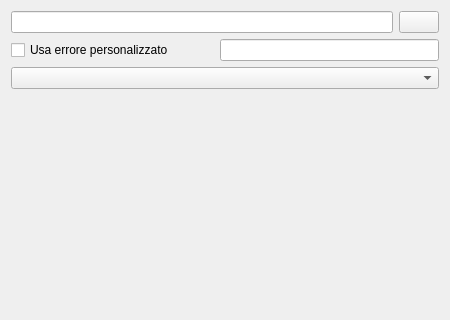
melko/qfit, file src/gui/maindialog_noqwt.ui: the form before one commit; both pictures show x 0 to 450 and y 0 to 320 of the 450 by 550 pixel window.
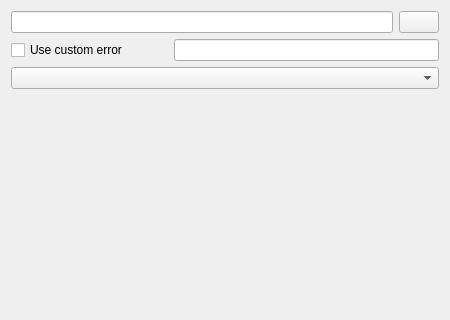
The form after the commit. Icons and pictures are not drawn.

Patch:
```diff
--- a/src/gui/maindialog_noqwt.ui
+++ b/src/gui/maindialog_noqwt.ui
@@ -89,7 +89,7 @@
           </size>
          </property>
          <property name="text">
-          <string>Usa errore personalizzato</string>
+          <string>Use custom error</string>
          </property>
         </widget>
        </item>
```
